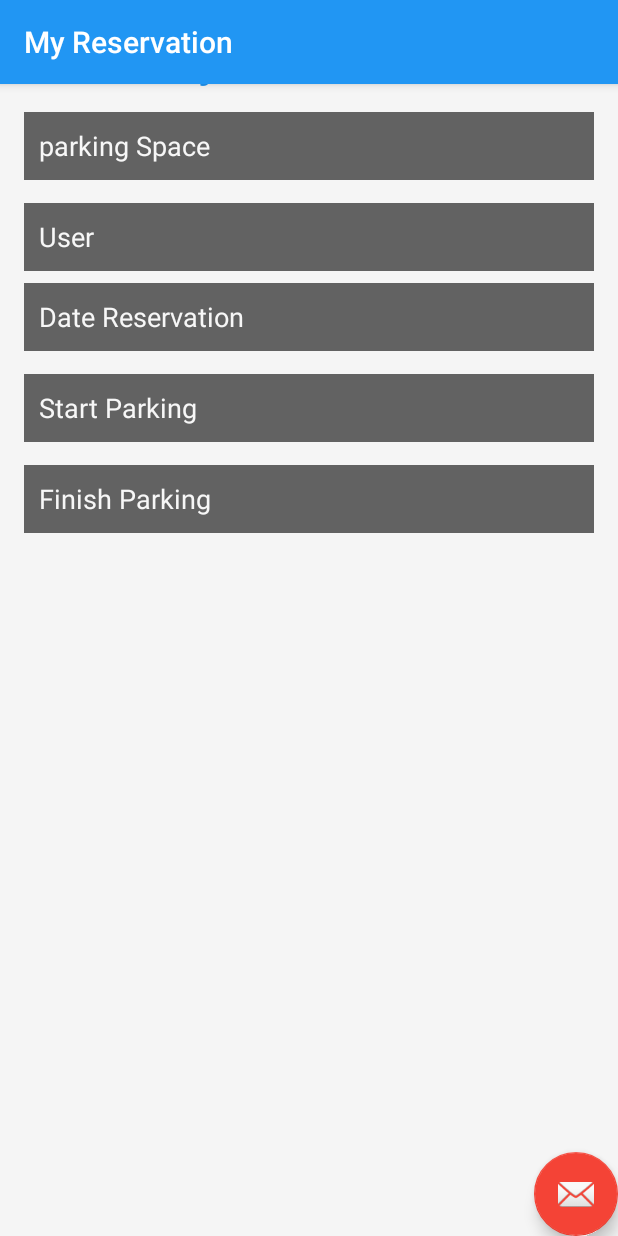
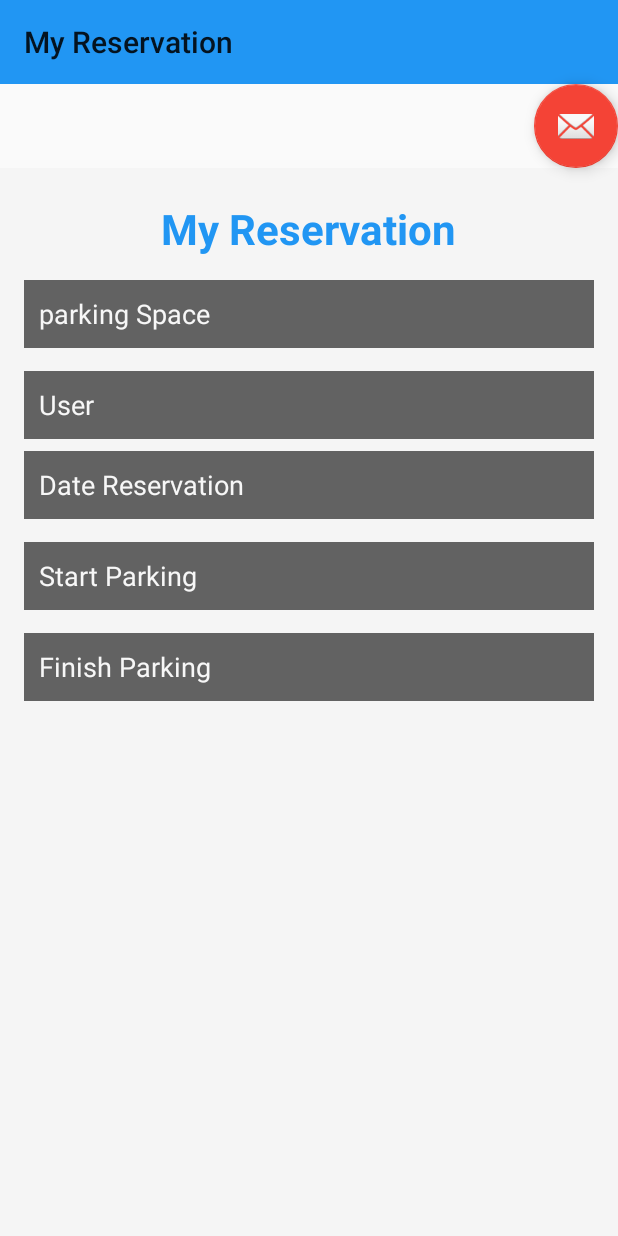
Before and after one commit to emelgarejo/AppParkingReservation, an Android app: the ReservationActivity screen opened directly, with no data from a screen before it, on a phone screen of 412 x 824 dp. Run offline under Robolectric (Android 15) with nearby library versions, the phone set to English and light mode, and no system bars.

Commit message:
Se actualizo el diseño de la pantalla ativity_reservation

```diff
--- a/app/src/main/res/layout/activity_reservation.xml
+++ b/app/src/main/res/layout/activity_reservation.xml
@@ -1,28 +1,22 @@
-<?xml version="1.0" encoding="utf-8"?>
-<android.support.design.widget.CoordinatorLayout
-    xmlns:android="http://schemas.android.com/apk/res/android"
+<LinearLayout xmlns:android="http://schemas.android.com/apk/res/android"
     xmlns:app="http://schemas.android.com/apk/res-auto"
     xmlns:tools="http://schemas.android.com/tools"
     android:layout_width="match_parent"
     android:layout_height="match_parent"
-    android:fitsSystemWindows="true"
+    android:orientation="vertical"
     tools:context="pe.edu.upc.appparkingreservation.activity.ReservationActivity">
+
+    <android.support.v7.widget.Toolbar
+        android:id="@+id/toolbar"
+        android:layout_width="match_parent"
+        android:layout_height="?attr/actionBarSize"
+        android:background="?attr/colorPrimary"
+        app:popupTheme="@style/AppTheme.PopupOverlay" />
 
     <android.support.design.widget.AppBarLayout
         android:layout_width="match_parent"
         android:layout_height="wrap_content"
-        android:theme="@style/AppTheme.AppBarOverlay">
-
-        <android.support.v7.widget.Toolbar
-            android:id="@+id/toolbar"
-            android:layout_width="match_parent"
-            android:layout_height="?attr/actionBarSize"
-            android:background="?attr/colorPrimary"
-            app:popupTheme="@style/AppTheme.PopupOverlay" />
-
-    </android.support.design.widget.AppBarLayout>
-
-    <include layout="@layout/content_reservation" />
+        android:theme="@style/AppTheme.AppBarOverlay"/>
 
     <android.support.design.widget.FloatingActionButton
         android:id="@+id/fab"
@@ -31,6 +25,7 @@
         android:layout_gravity="bottom|end"
         android:layout_margin="@dimen/fab_margin"
         android:src="@android:drawable/ic_dialog_email" />
+
     <LinearLayout
         android:layout_width="match_parent"
         android:layout_height="match_parent"
@@ -147,4 +142,4 @@
         </ScrollView>
     </LinearLayout>
 
-</android.support.design.widget.CoordinatorLayout>
+</LinearLayout>
```
Also changed, not shown: app/src/main/res/layout/content_reservation.xml (deleted, +0 -15 lines).
